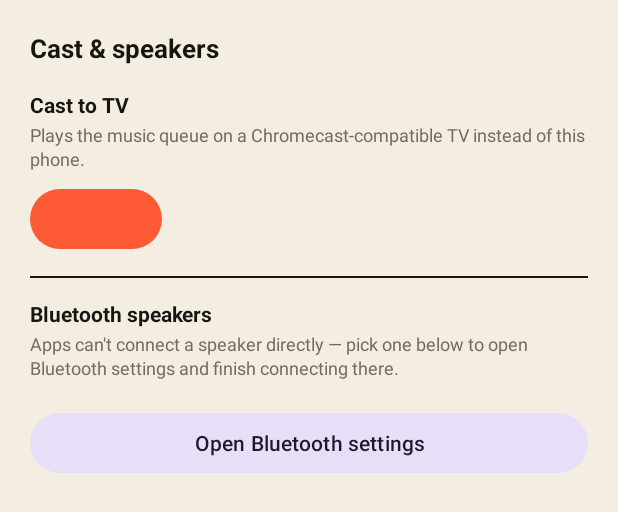
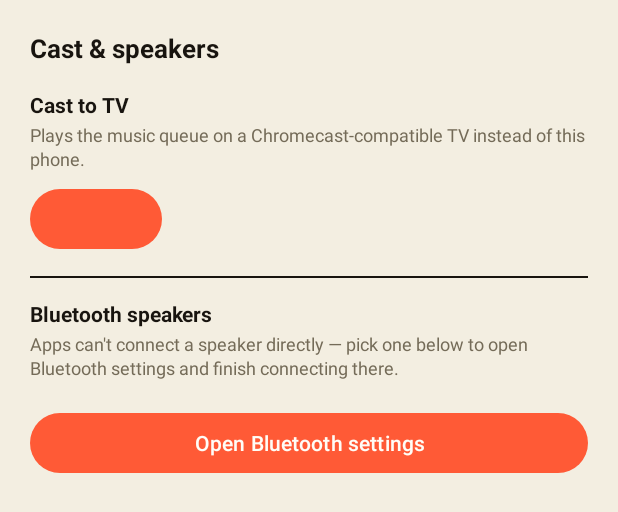
Before and after one commit to ollielynas/blelink, an Android app: the layout dialog_cast_and_speakers.xml on its own in the app's theme, with its tools: preview values and no code run, on a phone screen of 412 x 824 dp. Shown: the top 512 px of the screen. Run offline under Robolectric (Android 15) with nearby library versions, the phone set to English and light mode, and no system bars; plain views replace MediaRouteButton; network calls fail.

Commit message:
Restyle utility buttons and the Cast & speakers popup to match the app
Thinned the new outlined utility buttons' border from 2dp to 1dp so
they read as lighter-weight than the 2dp card/section borders.

The Cast & speakers bottom sheet was rendering with a near-black
background — Material's BottomSheetDialog paints its own surface from
M3 color roles this app's theme never defined, same root cause as the
earlier TonalButton issue. Fixed by overriding that internal
container's background directly with a drawable matching the app's
card style (cream fill, dark outline, rounded top corners); has to
happen in setOnShowListener since the bottom sheet's view isn't
attached yet right after setContentView(). Also switched "Open
Bluetooth settings" from the dark TonalButton style to a plain filled
button, which already picks up this theme's orange colorPrimary.

Co-Authored-By: Claude Sonnet 5 <noreply@anthropic.com>

```diff
--- a/android-app/app/src/main/res/layout/dialog_cast_and_speakers.xml
+++ b/android-app/app/src/main/res/layout/dialog_cast_and_speakers.xml
@@ -76,7 +76,6 @@
         android:layout_height="wrap_content"
         android:layout_marginTop="10dp"
         android:text="@string/open_bluetooth_settings"
-        android:textAllCaps="false"
-        style="@style/Widget.Material3.Button.TonalButton" />
+        android:textAllCaps="false" />
 
 </LinearLayout>
--- a/android-app/app/src/main/res/values/themes.xml
+++ b/android-app/app/src/main/res/values/themes.xml
@@ -17,7 +17,7 @@
          dark navy/purple clashing with the rest of the light, warm palette. -->
     <style name="Widget.BleLink.Button.Utility" parent="Widget.Material3.Button.OutlinedButton">
         <item name="strokeColor">@color/outline</item>
-        <item name="strokeWidth">2dp</item>
+        <item name="strokeWidth">1dp</item>
         <item name="backgroundTint">@color/surface</item>
         <item name="android:textColor">@color/on_background</item>
         <item name="iconTint">@color/on_background</item>
```
Also changed, not shown: android-app/app/src/main/java/com/blelink/app/MainActivity.kt (+10 -0 lines), android-app/app/src/main/res/drawable/bg_bottom_sheet.xml (added, +9 -0 lines).
